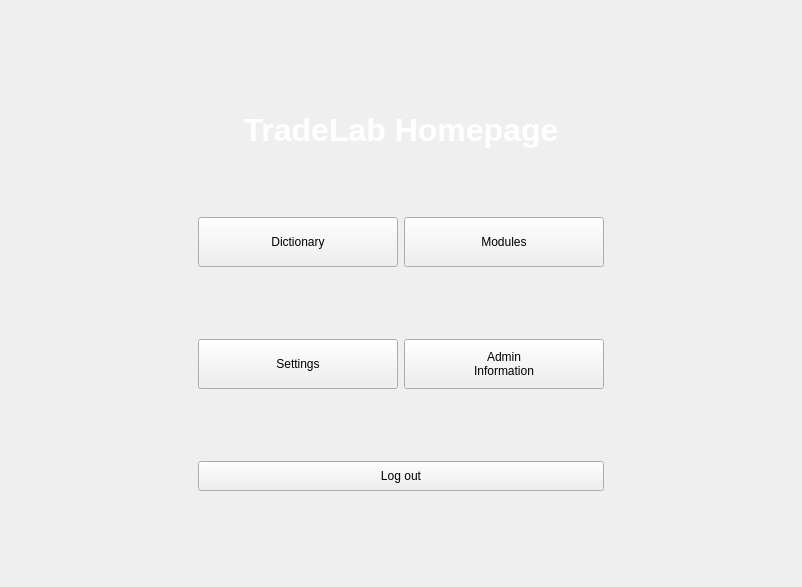
Before: the Qt Designer form widget.ui in ConnorGorman7/StockLab, drawn with Qt 5.
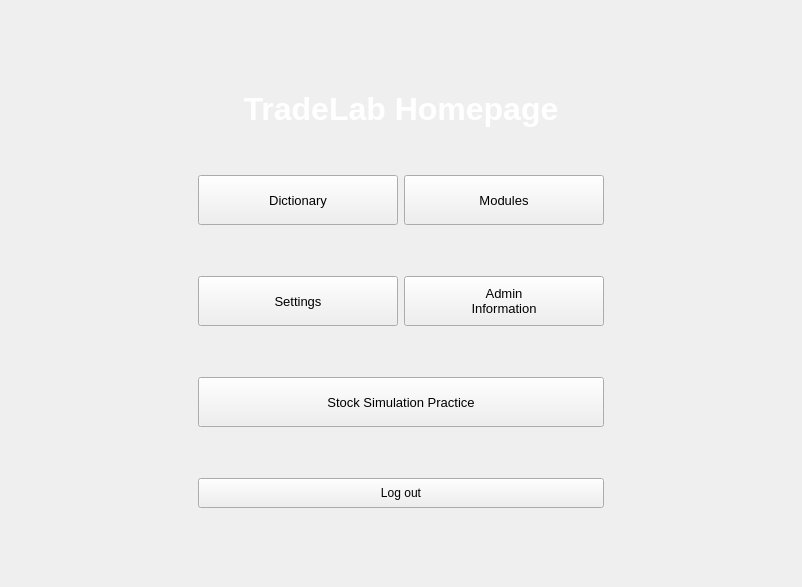
After: the same form once the commit is applied. The open tabs and pages were chosen to show the change.

Diff of the .ui file:
```diff
--- a/widget.ui
+++ b/widget.ui
@@ -2226,6 +2226,11 @@
            <height>16777215</height>
           </size>
          </property>
+         <property name="font">
+          <font>
+           <pointsize>10</pointsize>
+          </font>
+         </property>
          <property name="text">
           <string>Admin
 Information</string>
@@ -2246,12 +2251,17 @@
            <height>50</height>
           </size>
          </property>
+         <property name="font">
+          <font>
+           <pointsize>10</pointsize>
+          </font>
+         </property>
          <property name="text">
           <string>Settings</string>
          </property>
         </widget>
        </item>
-       <item row="12" column="3">
+       <item row="14" column="3">
         <spacer name="horizontalSpacer_2">
          <property name="orientation">
           <enum>Qt::Orientation::Horizontal</enum>
@@ -2264,7 +2274,7 @@
          </property>
         </spacer>
        </item>
-       <item row="13" column="1">
+       <item row="15" column="1">
         <spacer name="verticalSpacer">
          <property name="orientation">
           <enum>Qt::Orientation::Vertical</enum>
@@ -2335,7 +2345,7 @@
          </property>
         </spacer>
        </item>
-       <item row="12" column="1" colspan="2">
+       <item row="14" column="1" colspan="2">
         <widget class="QPushButton" name="logoutButton">
          <property name="sizePolicy">
           <sizepolicy hsizetype="MinimumExpanding" vsizetype="Fixed">
@@ -2389,6 +2399,11 @@
            <height>16777215</height>
           </size>
          </property>
+         <property name="font">
+          <font>
+           <pointsize>10</pointsize>
+          </font>
+         </property>
          <property name="text">
           <string>Modules</string>
          </property>
@@ -2414,12 +2429,17 @@
            <height>50</height>
           </size>
          </property>
+         <property name="font">
+          <font>
+           <pointsize>10</pointsize>
+          </font>
+         </property>
          <property name="text">
           <string>Dictionary</string>
          </property>
         </widget>
        </item>
-       <item row="12" column="0">
+       <item row="14" column="0">
         <spacer name="horizontalSpacer">
          <property name="orientation">
           <enum>Qt::Orientation::Horizontal</enum>
@@ -2464,6 +2484,40 @@
          </property>
         </spacer>
        </item>
+       <item row="13" column="0">
+        <spacer name="horizontalSpacer_19">
+         <property name="orientation">
+          <enum>Qt::Orientation::Horizontal</enum>
+         </property>
+         <property name="sizeType">
+          <enum>QSizePolicy::Policy::Fixed</enum>
+         </property>
+         <property name="sizeHint" stdset="0">
+          <size>
+           <width>40</width>
+           <height>20</height>
+          </size>
+         </property>
+        </spacer>
+       </item>
+       <item row="13" column="1" colspan="2">
+        <widget class="QPushButton" name="pushButton_4">
+         <property name="minimumSize">
+          <size>
+           <width>200</width>
+           <height>50</height>
+          </size>
+         </property>
+         <property name="font">
+          <font>
+           <pointsize>10</pointsize>
+          </font>
+         </property>
+         <property name="text">
+          <string>Stock Simulation Practice</string>
+         </property>
+        </widget>
+       </item>
       </layout>
      </widget>
      <widget class="QWidget" name="adminPage">
```
Left out of the diff: 68 changed lines with no effect on the pictures.
